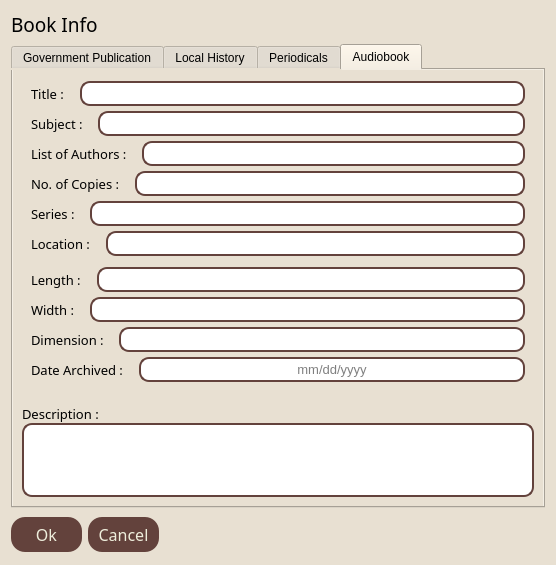
The window that info.ui (jaspernicholfabella/library_system) describes before a commit, drawn with Qt 5.
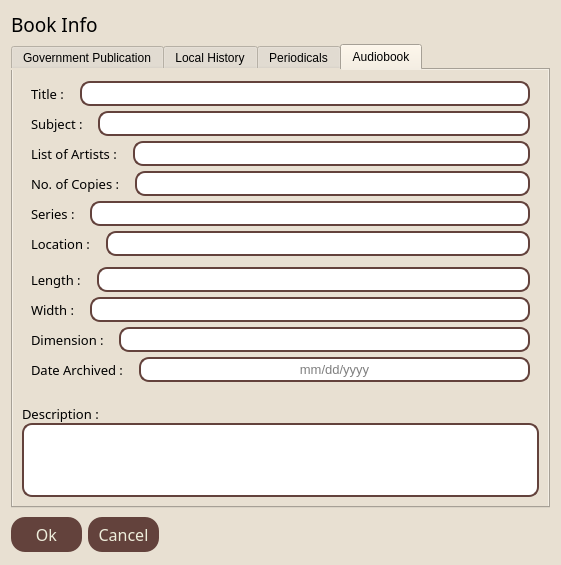
The same window after the commit. The open tabs and pages were chosen to show the change.

The edit to the form file:
```diff
--- a/info.ui
+++ b/info.ui
@@ -6,7 +6,7 @@
    <rect>
     <x>0</x>
     <y>0</y>
-    <width>556</width>
+    <width>561</width>
     <height>556</height>
    </rect>
   </property>
@@ -2539,7 +2539,7 @@
                 </font>
                </property>
                <property name="text">
-                <string>List of Authors : </string>
+                <string>List of Artists : </string>
                </property>
               </widget>
              </item>
```
Left out of the diff: 10 changed lines with no effect on the pictures.
